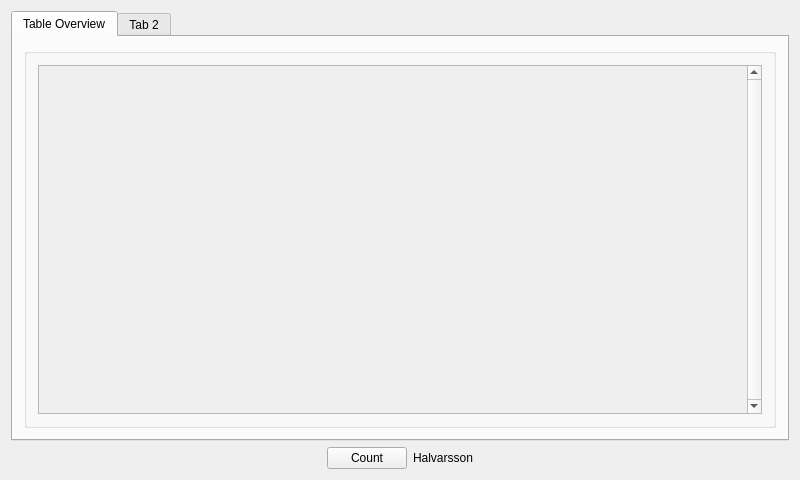
Qt form halvarsson_client.ui (Morindhal/Halvarsson_Client) before a commit.
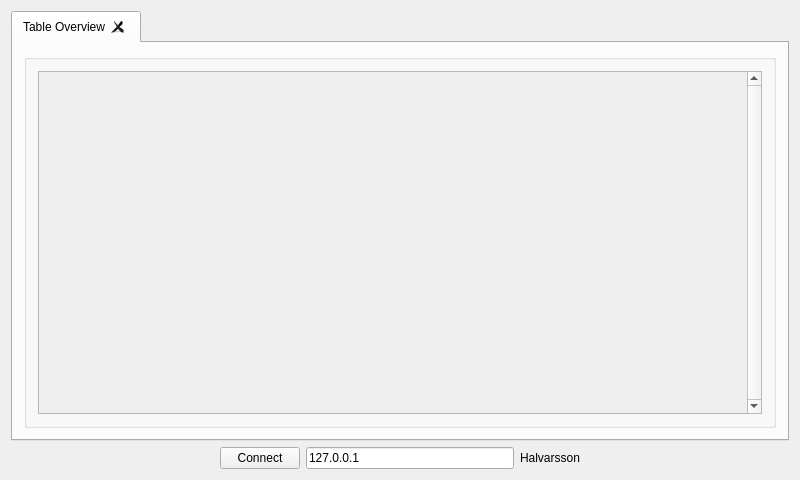
The same form after that commit.

What changed in the file:
```diff
--- a/halvarsson_client.ui
+++ b/halvarsson_client.ui
@@ -38,6 +38,15 @@
     </property>
     <item>
      <widget class="QTabWidget" name="tabWidget">
+      <property name="currentIndex">
+       <number>0</number>
+      </property>
+      <property name="tabsClosable">
+       <bool>true</bool>
+      </property>
+      <property name="movable">
+       <bool>true</bool>
+      </property>
       <widget class="QWidget" name="tab">
        <attribute name="title">
         <string>Table Overview</string>
@@ -77,8 +86,8 @@
                <rect>
                 <x>0</x>
                 <y>0</y>
-                <width>720</width>
-                <height>334</height>
+                <width>712</width>
+                <height>335</height>
                </rect>
               </property>
               <property name="layoutDirection">
@@ -107,16 +116,11 @@
         </item>
        </layout>
       </widget>
-      <widget class="QWidget" name="tab_2">
-       <attribute name="title">
-        <string>Tab 2</string>
-       </attribute>
-      </widget>
      </widget>
     </item>
     <item>
      <layout class="QGridLayout" name="gridLayout">
-      <item row="0" column="3">
+      <item row="0" column="4">
        <spacer name="horizontalSpacer_3">
         <property name="orientation">
          <enum>Qt::Horizontal</enum>
@@ -142,7 +146,7 @@
         </property>
        </spacer>
       </item>
-      <item row="0" column="2">
+      <item row="0" column="3">
        <widget class="QLabel" name="label">
         <property name="text">
          <string>Halvarsson</string>
@@ -152,7 +156,14 @@
       <item row="0" column="1">
        <widget class="QPushButton" name="count">
         <property name="text">
-         <string>Count</string>
+         <string>Connect</string>
+        </property>
+       </widget>
+      </item>
+      <item row="0" column="2">
+       <widget class="QLineEdit" name="adress">
+        <property name="text">
+         <string>127.0.0.1</string>
         </property>
        </widget>
       </item>
```
